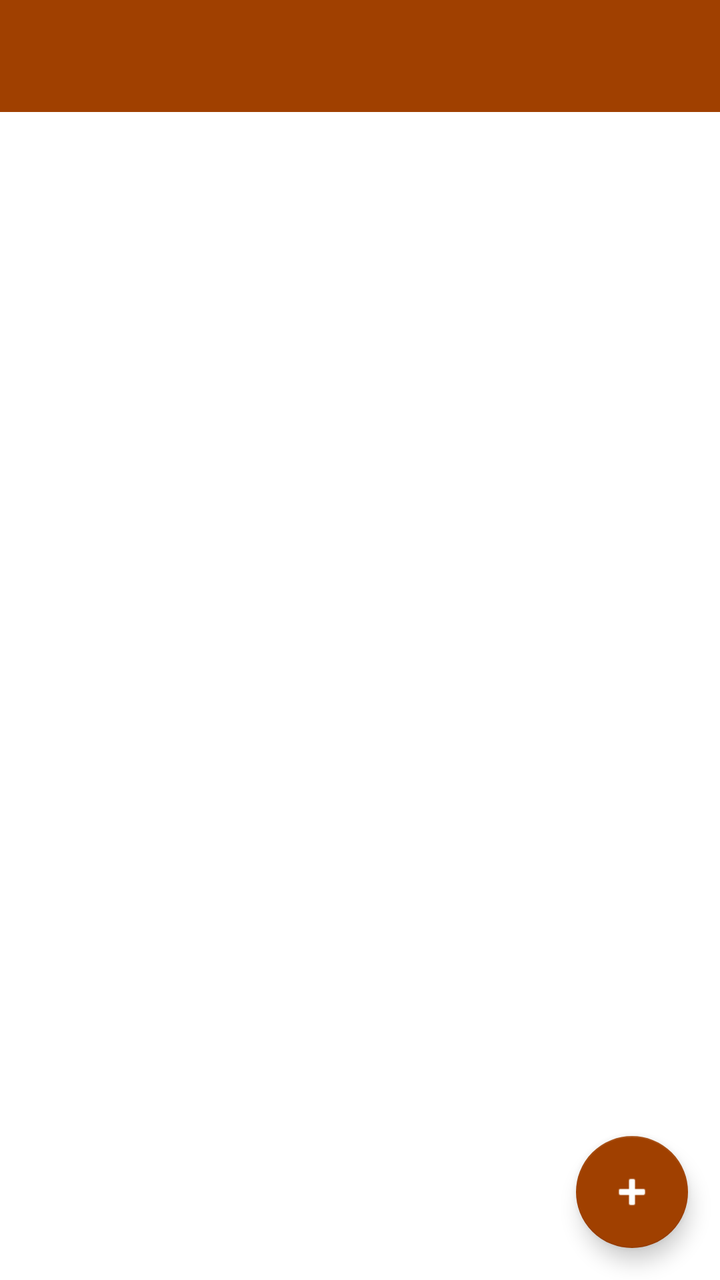
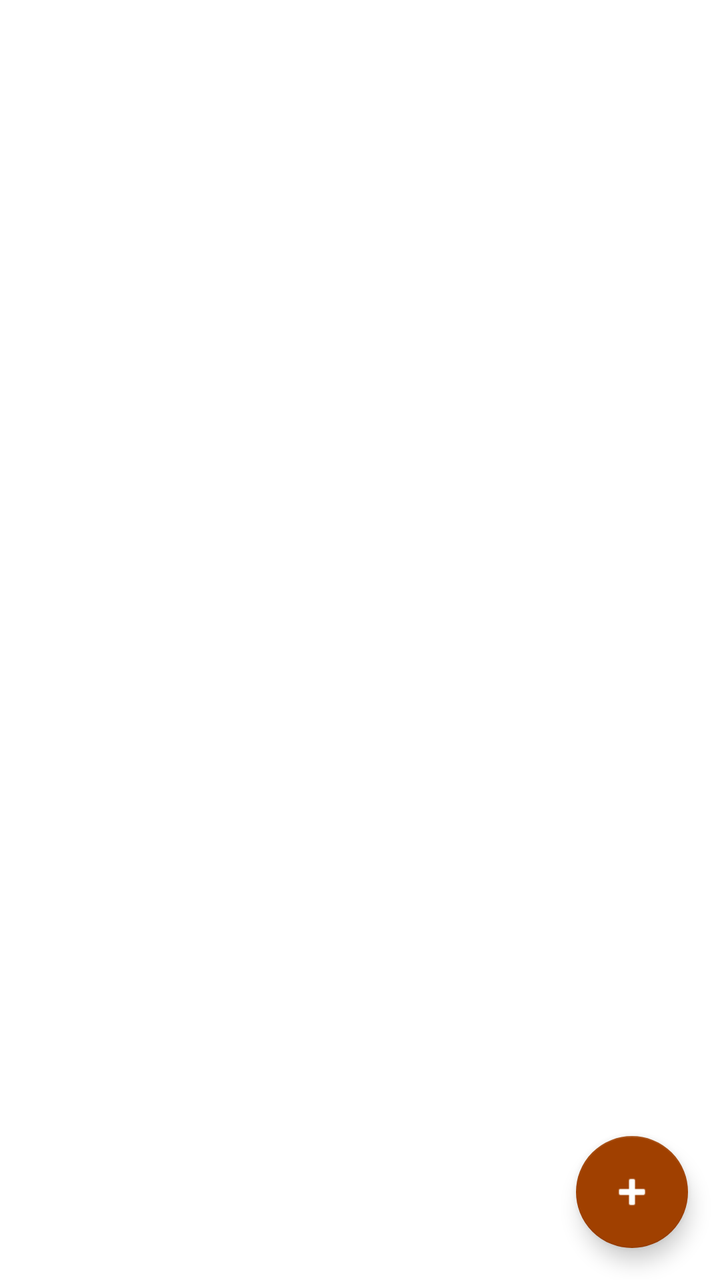

An Android layout rendered at two revisions. The XML below is the earlier revision; the diff shows what the commit changed to produce the second picture.
<!-- AndroidManifest.xml: application theme Theme.Sistema_Restaurante -->
<!-- res/layout/activity_main.xml -->
<?xml version="1.0" encoding="utf-8"?>
<androidx.drawerlayout.widget.DrawerLayout xmlns:android="http://schemas.android.com/apk/res/android"
    xmlns:app="http://schemas.android.com/apk/res-auto"
    xmlns:tools="http://schemas.android.com/tools"
    android:id="@+id/drawer_layout"
    android:layout_width="match_parent"
    android:layout_height="match_parent"
    tools:openDrawer="start">

    <androidx.coordinatorlayout.widget.CoordinatorLayout
        android:layout_width="match_parent"
        android:layout_height="match_parent">

        <LinearLayout
            android:layout_width="match_parent"
            android:layout_height="match_parent"
            android:orientation="vertical">

            <androidx.appcompat.widget.Toolbar
                android:id="@+id/toolbar"
                android:layout_width="match_parent"
                android:layout_height="?attr/actionBarSize"
                android:background="?attr/colorPrimary"
                app:titleTextColor="@android:color/white" />

            <androidx.recyclerview.widget.RecyclerView
                android:id="@+id/rvMesas"
                android:layout_width="match_parent"
                android:layout_height="match_parent"
                android:padding="8dp" />
        </LinearLayout>

        <com.google.android.material.floatingactionbutton.FloatingActionButton
            android:id="@+id/fabAddMesaMain"
            android:layout_width="wrap_content"
            android:layout_height="wrap_content"
            android:layout_gravity="bottom|end"
            android:layout_margin="16dp"
            android:src="@android:drawable/ic_input_add"
            android:contentDescription="Agregar Mesa"
            app:tint="@android:color/white"
            app:backgroundTint="?attr/colorPrimary" />

    </androidx.coordinatorlayout.widget.CoordinatorLayout>

    <com.google.android.material.navigation.NavigationView
        android:id="@+id/nav_view"
        android:layout_width="wrap_content"
        android:layout_height="match_parent"
        android:layout_gravity="start"
        app:menu="@menu/drawer_menu" />

</androidx.drawerlayout.widget.DrawerLayout>
<!-- resources referenced by this layout -->
<resources>
  <style name="Theme.Sistema_Restaurante" parent="Theme.MaterialComponents.Light.NoActionBar">
          
          <item name="colorPrimary">#A04000</item>
          <item name="colorPrimaryVariant">#7E3200</item>
          <item name="colorOnPrimary">@color/white</item>
          
          <item name="colorSecondary">#FDF8F5</item>
          <item name="colorSecondaryVariant">#F5EBE0</item>
          <item name="colorOnSecondary">@color/black</item>
          
          <item name="android:statusBarColor">#FDF8F5</item>
          <item name="android:windowLightStatusBar">true</item>
          
      </style>
  <color name="white">#FFFFFFFF</color>
  <color name="black">#FF000000</color>
</resources>

<!-- the commit's change to res/layout/activity_main.xml (unified diff, before → after) -->
@@ -1,53 +1,24 @@
 <?xml version="1.0" encoding="utf-8"?>
-<androidx.drawerlayout.widget.DrawerLayout xmlns:android="http://schemas.android.com/apk/res/android"
+<androidx.coordinatorlayout.widget.CoordinatorLayout xmlns:android="http://schemas.android.com/apk/res/android"
     xmlns:app="http://schemas.android.com/apk/res-auto"
-    xmlns:tools="http://schemas.android.com/tools"
-    android:id="@+id/drawer_layout"
     android:layout_width="match_parent"
-    android:layout_height="match_parent"
-    tools:openDrawer="start">
+    android:layout_height="match_parent">
 
-    <androidx.coordinatorlayout.widget.CoordinatorLayout
+    <androidx.recyclerview.widget.RecyclerView
+        android:id="@+id/rvMesas"
         android:layout_width="match_parent"
-        android:layout_height="match_parent">
+        android:layout_height="match_parent"
+        android:padding="8dp" />
 
-        <LinearLayout
-            android:layout_width="match_parent"
-            android:layout_height="match_parent"
-            android:orientation="vertical">
+    <com.google.android.material.floatingactionbutton.FloatingActionButton
+        android:id="@+id/fabAddMesaMain"
+        android:layout_width="wrap_content"
+        android:layout_height="wrap_content"
+        android:layout_gravity="bottom|end"
+        android:layout_margin="16dp"
+        android:src="@android:drawable/ic_input_add"
+        android:contentDescription="Agregar Mesa"
+        app:tint="@android:color/white"
+        app:backgroundTint="?attr/colorPrimary" />
 
-            <androidx.appcompat.widget.Toolbar
-                android:id="@+id/toolbar"
-                android:layout_width="match_parent"
-                android:layout_height="?attr/actionBarSize"
-                android:background="?attr/colorPrimary"
-                app:titleTextColor="@android:color/white" />
-
-            <androidx.recyclerview.widget.RecyclerView
-                android:id="@+id/rvMesas"
-                android:layout_width="match_parent"
-                android:layout_height="match_parent"
-                android:padding="8dp" />
-        </LinearLayout>
-
-        <com.google.android.material.floatingactionbutton.FloatingActionButton
-            android:id="@+id/fabAddMesaMain"
-            android:layout_width="wrap_content"
-            android:layout_height="wrap_content"
-            android:layout_gravity="bottom|end"
-            android:layout_margin="16dp"
-            android:src="@android:drawable/ic_input_add"
-            android:contentDescription="Agregar Mesa"
-            app:tint="@android:color/white"
-            app:backgroundTint="?attr/colorPrimary" />
-
-    </androidx.coordinatorlayout.widget.CoordinatorLayout>
-
-    <com.google.android.material.navigation.NavigationView
-        android:id="@+id/nav_view"
-        android:layout_width="wrap_content"
-        android:layout_height="match_parent"
-        android:layout_gravity="start"
-        app:menu="@menu/drawer_menu" />
-
-</androidx.drawerlayout.widget.DrawerLayout>
+</androidx.coordinatorlayout.widget.CoordinatorLayout>
